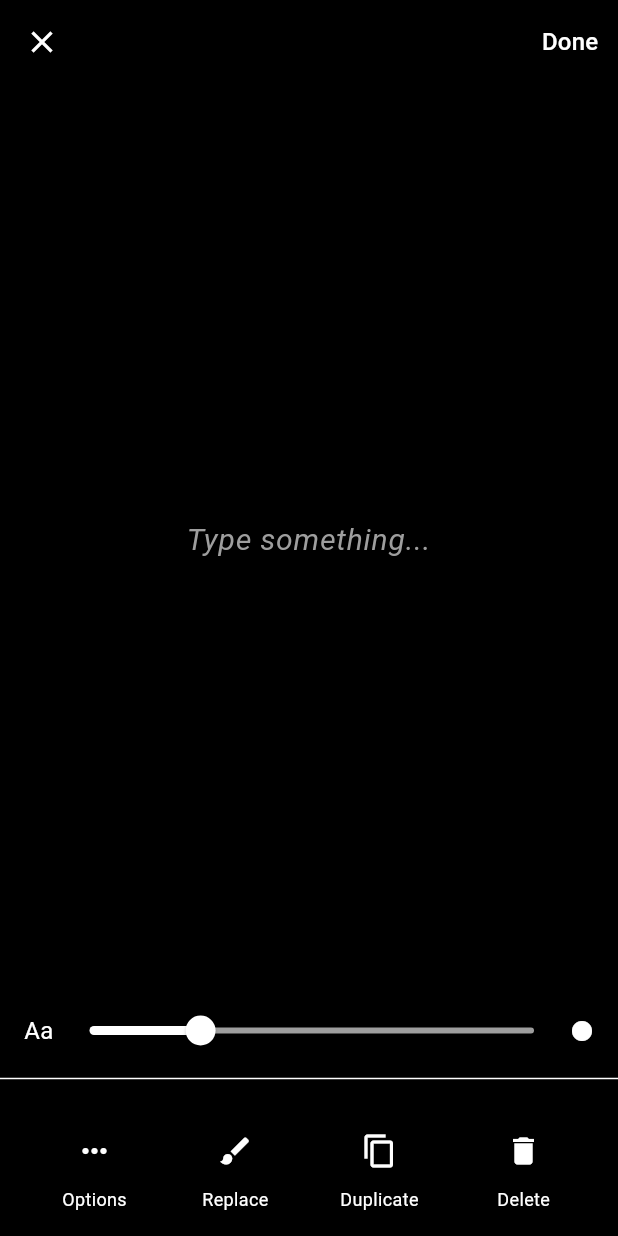
After one commit to TnsaeANS/Pinterest_Flutter, a Flutter app: the TextEditorScreen screen opened directly, on a phone screen of 412 x 824 dp. The commit adds this screen. Run offline on Flutter 3.47's test engine with Material 3 defaults, Android fonts, the phone set to English and light mode, and no system bars.

Commit message:
text adding page done

```diff
--- a/lib/main.dart
+++ b/lib/main.dart
@@ -6,6 +6,7 @@ import 'pages/search.dart';
 import 'pages/profile.dart';
 import 'pages/chat.dart';
 import 'pages/add/add_college.dart';
+import 'pages/add/text.dart';
 
 
 void main() {
@@ -105,6 +106,7 @@ class _MainScreenState extends State<MainScreen> {
    AddCollegeScreen(),
    ChatScreen(),
   ProfileScreen(),
+  TextEditorScreen()
   ];
 
   void _onItemTapped(int index) {
--- /dev/null
+++ b/lib/pages/add/text.dart
@@ -0,0 +1,119 @@
+import 'package:flutter/material.dart';
+
+class TextEditorScreen extends StatefulWidget {
+  @override
+  _TextEditorScreenState createState() => _TextEditorScreenState();
+}
+
+class _TextEditorScreenState extends State<TextEditorScreen> {
+  double _fontSize = 20.0; // Default font size
+  String _text = ''; // Text content
+
+  @override
+  Widget build(BuildContext context) {
+    return Scaffold(
+      backgroundColor: Colors.black,
+      appBar: AppBar(
+        backgroundColor: Colors.black,
+        elevation: 0,
+        leading: IconButton(
+          icon: const Icon(Icons.close, color: Colors.white),
+          onPressed: () {
+            Navigator.pop(context); // Close editor
+          },
+        ),
+        actions: [
+          TextButton(
+            onPressed: () {
+              // Done action
+            },
+            child: const Text(
+              "Done",
+              style: TextStyle(color: Colors.white, fontSize: 16),
+            ),
+          ),
+        ],
+      ),
+      body: Column(
+        children: [
+          Expanded(
+            child: Center(
+              child: TextField(
+                onChanged: (value) {
+                  setState(() {
+                    _text = value;
+                  });
+                },
+                decoration: InputDecoration(
+                  hintText: "Type something...",
+                  hintStyle: TextStyle(
+                    fontSize: _fontSize,
+                    color: Colors.grey,
+                    fontStyle: FontStyle.italic,
+                  ),
+                  border: InputBorder.none,
+                ),
+                textAlign: TextAlign.center,
+                style: TextStyle(fontSize: _fontSize, color: Colors.white),
+              ),
+            ),
+          ),
+          Padding(
+            padding: const EdgeInsets.symmetric(horizontal: 16.0),
+            child: Row(
+              mainAxisAlignment: MainAxisAlignment.spaceBetween,
+              children: [
+                const Text(
+                  "Aa",
+                  style: TextStyle(color: Colors.white, fontSize: 16),
+                ),
+                Expanded(
+                  child: Slider(
+                    value: _fontSize,
+                    min: 10.0,
+                    max: 50.0,
+                    activeColor: Colors.white,
+                    inactiveColor: Colors.grey,
+                    onChanged: (value) {
+                      setState(() {
+                        _fontSize = value;
+                      });
+                    },
+                  ),
+                ),
+                Icon(Icons.circle, color: Colors.white, size: 16),
+              ],
+            ),
+          ),
+          const Divider(color: Colors.white, thickness: 1),
+          Padding(
+            padding: const EdgeInsets.all(16.0),
+            child: Row(
+              mainAxisAlignment: MainAxisAlignment.spaceAround,
+              children: [
+                _buildActionButton(Icons.more_horiz, "Options"),
+                _buildActionButton(Icons.brush, "Replace"),
+                _buildActionButton(Icons.copy, "Duplicate"),
+                _buildActionButton(Icons.delete, "Delete"),
+              ],
+            ),
+          ),
+        ],
+      ),
+    );
+  }
+
+  Widget _buildActionButton(IconData icon, String label) {
+    return Column(
+      children: [
+        IconButton(
+          icon: Icon(icon, color: Colors.white),
+          onPressed: () {
+            // Action based on button type
+          },
+        ),
+        Text(label, style: const TextStyle(color: Colors.white, fontSize: 12)),
+      ],
+    );
+  }
+}
```
